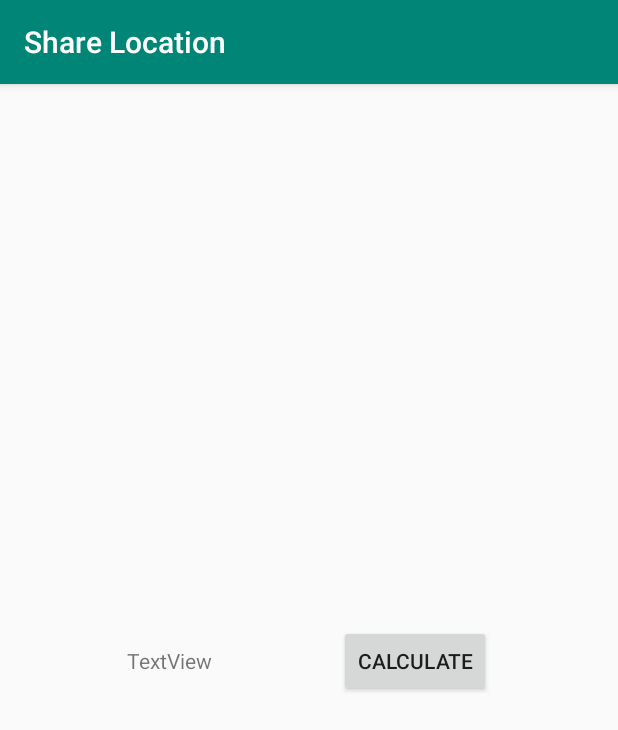
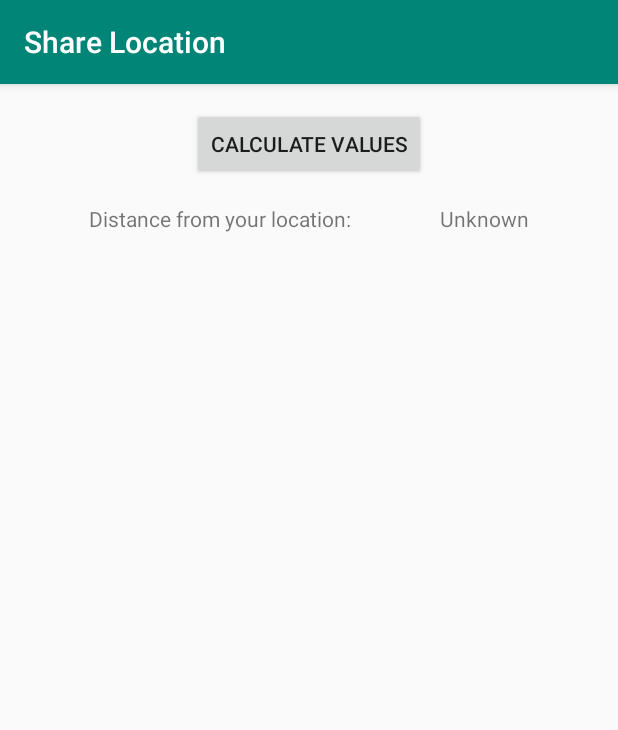
Before and after one commit to EIAWsWRm/SMSLocationReloaded, an Android app: the LocationParser screen opened directly, with no data from a screen before it, on a phone screen of 412 x 824 dp. Shown: the top 730 px of the screen. Run offline under Robolectric (Android 15) with nearby library versions, the phone set to English and light mode, and no system bars.

Commit message:
Added a progress bar to replace the "No Location Available" message. Updated translations Added the native application API as a map service choice (link will open in the app). The distance between the user and the location specified now be calculated, as long as the location is available.

```diff
--- a/app/build.gradle
+++ b/app/build.gradle
@@ -7,7 +7,7 @@ android {
         minSdkVersion 23
         targetSdkVersion 28
         versionCode 1
-        versionName "2.0.2"
+        versionName "2.0.3"
         testInstrumentationRunner "android.support.test.runner.AndroidJUnitRunner"
     }
     buildTypes {
--- /dev/null
+++ b/app/src/main/res/layout/activity_location_parser.xml
@@ -0,0 +1,40 @@
+<?xml version="1.0" encoding="utf-8"?>
+<android.support.constraint.ConstraintLayout xmlns:android="http://schemas.android.com/apk/res/android"
+    xmlns:app="http://schemas.android.com/apk/res-auto"
+    xmlns:tools="http://schemas.android.com/tools"
+    android:layout_width="match_parent"
+    android:layout_height="match_parent"
+    tools:context=".LocationParser">
+
+    <Button
+        android:id="@+id/getDistance"
+        android:layout_width="wrap_content"
+        android:layout_height="wrap_content"
+        android:layout_marginTop="16dp"
+        android:onClick="onCalculateDistance"
+        android:text="@string/button_calculate_values"
+        app:layout_constraintEnd_toEndOf="parent"
+        app:layout_constraintStart_toStartOf="parent"
+        app:layout_constraintTop_toTopOf="parent" />
+
+    <TextView
+        android:id="@+id/distanceValue"
+        android:layout_width="wrap_content"
+        android:layout_height="wrap_content"
+        android:layout_marginTop="16dp"
+        android:text="@string/generic_text_unknown"
+        app:layout_constraintEnd_toEndOf="parent"
+        app:layout_constraintHorizontal_bias="0.5"
+        app:layout_constraintStart_toEndOf="@+id/distanceText"
+        app:layout_constraintTop_toBottomOf="@+id/getDistance" />
+
+    <TextView
+        android:id="@+id/distanceText"
+        android:layout_width="wrap_content"
+        android:layout_height="wrap_content"
+        android:text="@string/locationactivity_text_distance"
+        app:layout_constraintBaseline_toBaselineOf="@+id/distanceValue"
+        app:layout_constraintEnd_toStartOf="@+id/distanceValue"
+        app:layout_constraintHorizontal_bias="0.5"
+        app:layout_constraintStart_toStartOf="parent" />
+</android.support.constraint.ConstraintLayout>
--- a/app/src/main/res/layout/activity_location_receiver.xml
+++ /dev/null
@@ -1,29 +0,0 @@
-<?xml version="1.0" encoding="utf-8"?>
-<android.support.constraint.ConstraintLayout xmlns:android="http://schemas.android.com/apk/res/android"
-    xmlns:app="http://schemas.android.com/apk/res-auto"
-    xmlns:tools="http://schemas.android.com/tools"
-    android:layout_width="match_parent"
-    android:layout_height="match_parent"
-    tools:context=".LocationParser">
-
-    <Button
-        android:id="@+id/getDistance"
-        android:layout_width="wrap_content"
-        android:layout_height="wrap_content"
-        android:text="Calculate"
-        app:layout_constraintBaseline_toBaselineOf="@+id/distanceTextView"
-        app:layout_constraintEnd_toEndOf="parent"
-        app:layout_constraintHorizontal_bias="0.5"
-        app:layout_constraintStart_toEndOf="@+id/distanceTextView" />
-
-    <TextView
-        android:id="@+id/distanceTextView"
-        android:layout_width="wrap_content"
-        android:layout_height="wrap_content"
-        android:text="TextView"
-        app:layout_constraintBottom_toBottomOf="parent"
-        app:layout_constraintEnd_toStartOf="@+id/getDistance"
-        app:layout_constraintHorizontal_bias="0.5"
-        app:layout_constraintStart_toStartOf="parent"
-        app:layout_constraintTop_toTopOf="parent" />
-</android.support.constraint.ConstraintLayout>
--- a/app/src/main/res/values/array.xml
+++ b/app/src/main/res/values/array.xml
@@ -28,12 +28,14 @@
         <item>@string/settings_mapservice_bingmaps</item>
         <item>@string/settings_mapservice_nokiamaps</item>
         <item>@string/settings_mapservice_qwantmaps</item>
+        <item>@string/settings_mapservice_yuhuinnovation</item>
     </string-array>
     <string-array name="mapServiceValues">
         <item>https://www.openstreetmap.org/?mlat=YYY&amp;mlon=XXX#map=15/YYY/XXX</item>
         <item>https://www.bing.com/maps?q=YYY,XXX</item>
         <item>https://wego.here.com/?map=YYY,XXX,14,normal</item>
         <item>https://www.qwant.com/maps/#map=14/YYY/XXX</item>
+        <item>https://www.yuhuinnovation.com/androidapi/v1?lat=YYY&amp;lon=XXX</item>
     </string-array>
 
     <string-array name="autoFillPhoneAliases">
--- a/app/src/main/res/values/strings.xml
+++ b/app/src/main/res/values/strings.xml
@@ -216,6 +216,11 @@
     <string name="alertdialog_text_unsupported_android8">Sorry, your device does not support this feature. This feature is only available on Android 8.0 and above.</string>
     <string name="alertdialog_text_nolocation">Could not get location information. Please try again later or turn on location services.</string>
     <string name="settings_mapservice_qwantmaps">Qwant Maps (experimental)</string>
+    <string name="mainactivity_text_waitingforlocation">Scanning for location...</string>
+    <string name="settings_mapservice_yuhuinnovation">Native Application API (experimental)</string>
+    <string name="button_calculate_values">Calculate Values</string>
+    <string name="locationactivity_text_distance">Distance from your location:</string>
+    <string name="generic_text_unknown">Unknown</string>
 
     <!-- Example settings for Notifications -->
 
```
Also changed, not shown: app/src/main/java/com/yuhuinnovation/smslocationreloaded/LocationParser.java (+135 -3 lines), app/src/main/java/com/yuhuinnovation/smslocationreloaded/MainActivity.java (+11 -0 lines), app/src/main/res/layout/activity_main.xml (+27 -0 lines), 2 other files.
